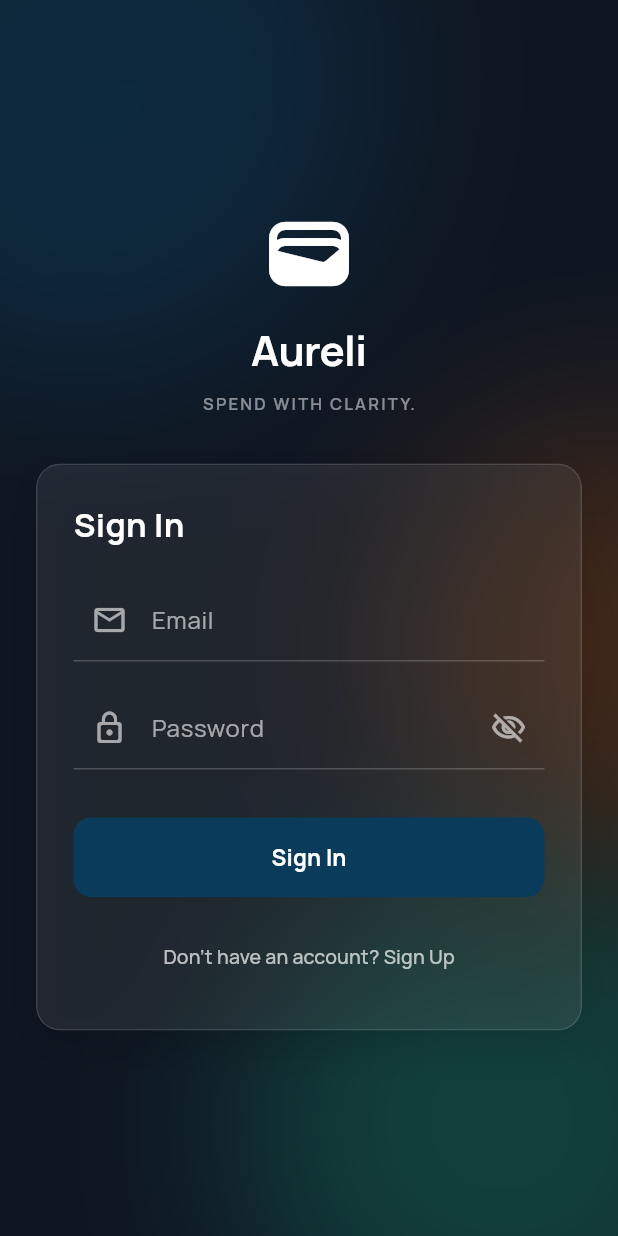
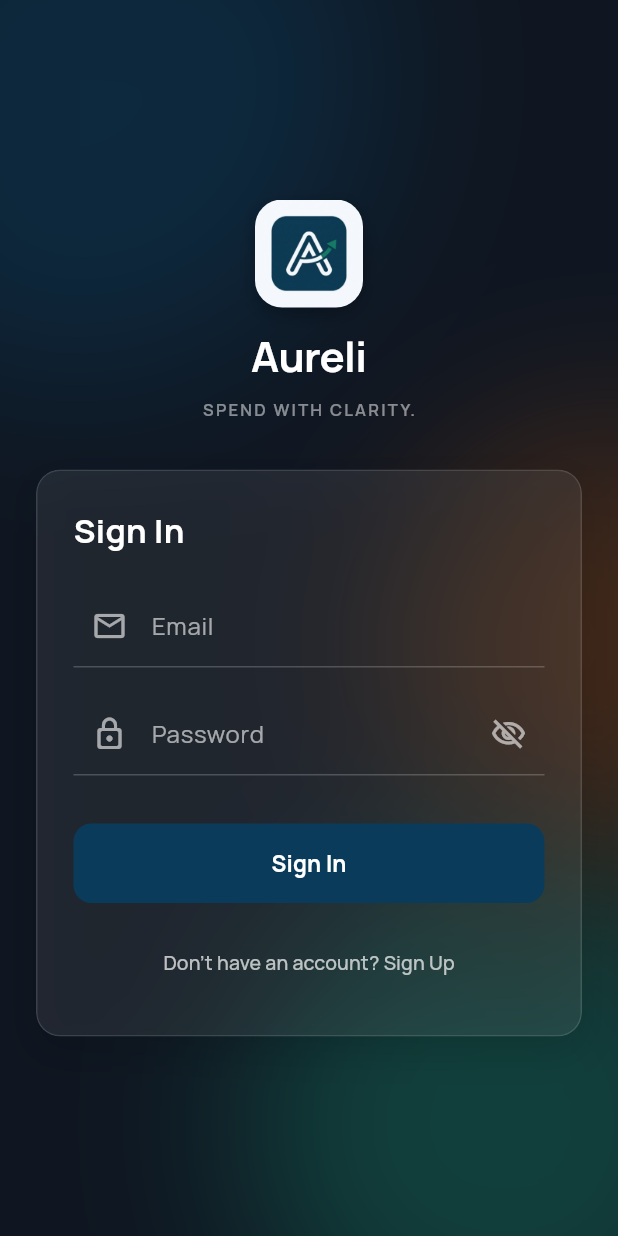
Before and after one commit to ashmax77/Aureli, a Flutter app: the screen it shows after launch, on a phone screen of 412 x 824 dp. Run offline on Flutter 3.47's test engine with Material 3 defaults, Android fonts, the phone set to English and light mode, and no system bars; our stand-ins replace firebase_auth, firebase_core, firebase_messaging, fl_chart, google_fonts; accounts and stored records are empty.

Commit message:
feat: regenerate launcher icons using updated app icon and update login screen logo

```diff
--- a/mobile/lib/views/auth/auth_view.dart
+++ b/mobile/lib/views/auth/auth_view.dart
@@ -142,10 +142,26 @@ class _AuthViewState extends State<AuthView> {
               child: Column(
                 mainAxisAlignment: MainAxisAlignment.center,
                 children: [
-                  const Icon(
-                    Icons.wallet,
-                    size: 64,
-                    color: Colors.white,
+                  Container(
+                    width: 72,
+                    height: 72,
+                    decoration: BoxDecoration(
+                      borderRadius: BorderRadius.circular(18),
+                      boxShadow: [
+                        BoxShadow(
+                          color: Colors.black.withOpacity(0.3),
+                          blurRadius: 10,
+                          offset: const Offset(0, 4),
+                        ),
+                      ],
+                    ),
+                    child: ClipRRect(
+                      borderRadius: BorderRadius.circular(18),
+                      child: Image.asset(
+                        'assets/icon/app_icon.jpg',
+                        fit: BoxFit.cover,
+                      ),
+                    ),
                   ),
                   const SizedBox(height: 12),
                   const Text(
--- a/mobile/pubspec.yaml
+++ b/mobile/pubspec.yaml
@@ -71,6 +71,9 @@ flutter:
   # the material Icons class.
   uses-material-design: true
 
+  assets:
+    - assets/icon/app_icon.jpg
+
   # To add assets to your application, add an assets section, like this:
   # assets:
   #   - images/a_dot_burr.jpeg
```
Also changed, not shown: mobile/assets/icon/app_icon.jpg, 26 other files.
